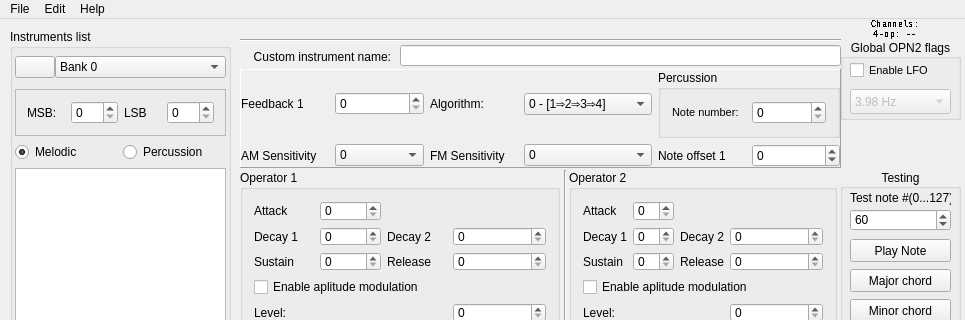
Qt form src/bank_editor.ui (Wohlstand/OPN2BankEditor) before a commit; both pictures show x 0 to 965 and y 0 to 320 of the 965 by 814 pixel window.
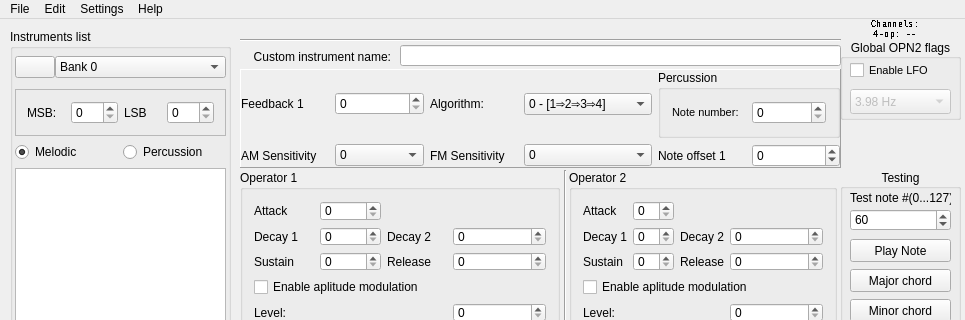
The same form after that commit. Icons and pictures are not drawn. Custom widgets are drawn as their Qt base class.

The edit to the form file:
```diff
--- a/src/bank_editor.ui
+++ b/src/bank_editor.ui
@@ -2232,7 +2232,7 @@
      <x>0</x>
      <y>0</y>
      <width>965</width>
-     <height>22</height>
+     <height>20</height>
     </rect>
    </property>
    <widget class="QMenu" name="menuFile">
@@ -2277,8 +2277,22 @@
     <addaction name="separator"/>
     <addaction name="actionAdLibBnkMode"/>
    </widget>
+   <widget class="QMenu" name="menuSettings">
+    <property name="title">
+     <string>Settings</string>
+    </property>
+    <widget class="QMenu" name="menuChoose_chip_emulator">
+     <property name="title">
+      <string>Choose chip emulator</string>
+     </property>
+     <addaction name="actionEmulatorNuked"/>
+     <addaction name="actionEmulatorGens"/>
+    </widget>
+    <addaction name="menuChoose_chip_emulator"/>
+   </widget>
    <addaction name="menuFile"/>
    <addaction name="menuEdito"/>
+   <addaction name="menuSettings"/>
    <addaction name="menuHelp"/>
   </widget>
   <action name="actionOpen">
```
Left out of the diff: 21 changed lines with no effect on the pictures.
